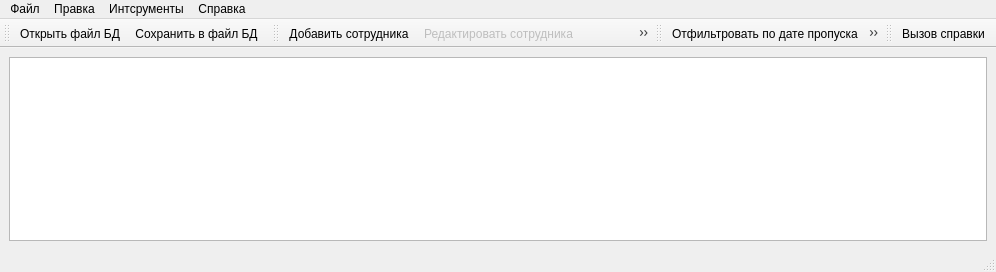
Qt form mainwindow.ui (coreofdevelop/Staff) before a commit.
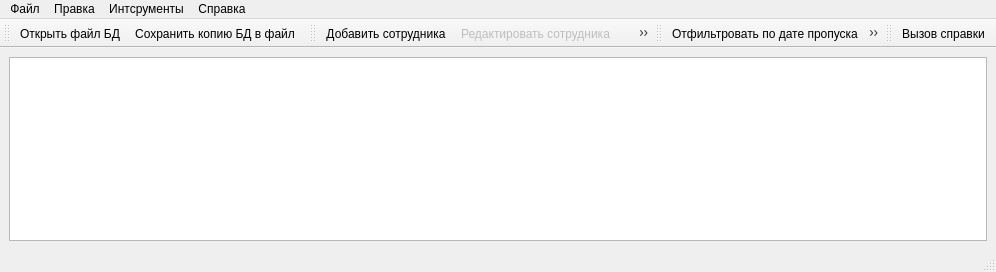
The same form after that commit. Icons and pictures are not drawn.

```diff
--- a/mainwindow.ui
+++ b/mainwindow.ui
@@ -216,7 +216,7 @@
      <normaloff>:/resource/img/file/save_as.png</normaloff>:/resource/img/file/save_as.png</iconset>
    </property>
    <property name="text">
-    <string>Сохранить в файл БД</string>
+    <string>Сохранить копию БД в файл</string>
    </property>
   </action>
   <action name="filterPass">
```
Left out of the diff: 15 changed lines with no effect on the pictures.
